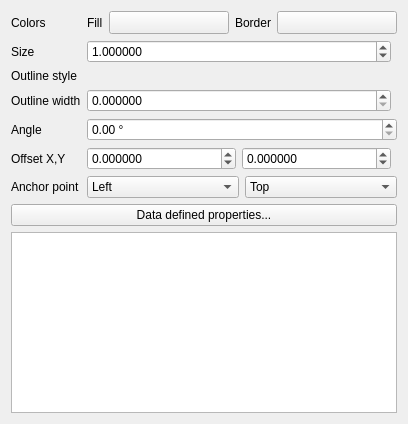
This is src/ui/symbollayer/widget_simplemarker.ui in qgis/QGIS as Qt 5 draws it before an edit. The edited form follows.
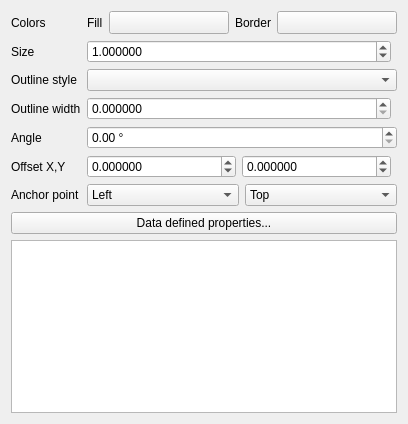
This is the edited form. Custom widgets are drawn as their Qt base class.

```diff
--- a/src/ui/symbollayer/widget_simplemarker.ui
+++ b/src/ui/symbollayer/widget_simplemarker.ui
@@ -140,7 +140,7 @@
     </widget>
    </item>
    <item row="2" column="1">
-    <widget class="QgsPenStyleComboBox" name="mOutlineStyleComboBox" native="true"/>
+    <widget class="QgsPenStyleComboBox" name="mOutlineStyleComboBox"/>
    </item>
    <item row="3" column="0">
     <widget class="QLabel" name="mOutlineWidthLabel">
@@ -368,7 +368,7 @@
   </customwidget>
   <customwidget>
    <class>QgsPenStyleComboBox</class>
-   <extends>QWidget</extends>
+   <extends>QComboBox</extends>
    <header>qgspenstylecombobox.h</header>
   </customwidget>
  </customwidgets>
```
Left out of the diff: 14 changed lines with no effect on the pictures.
